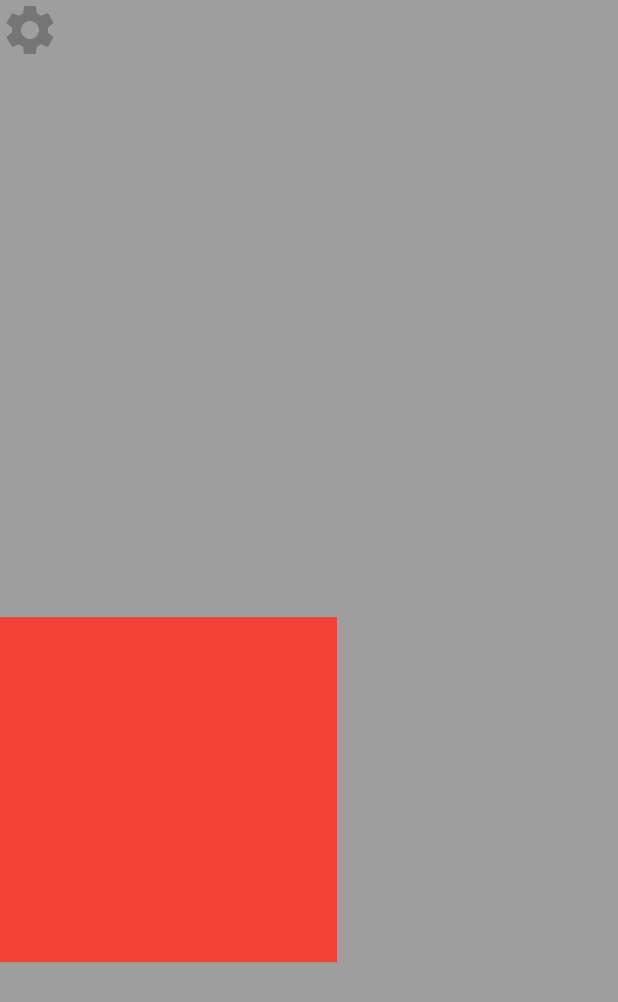
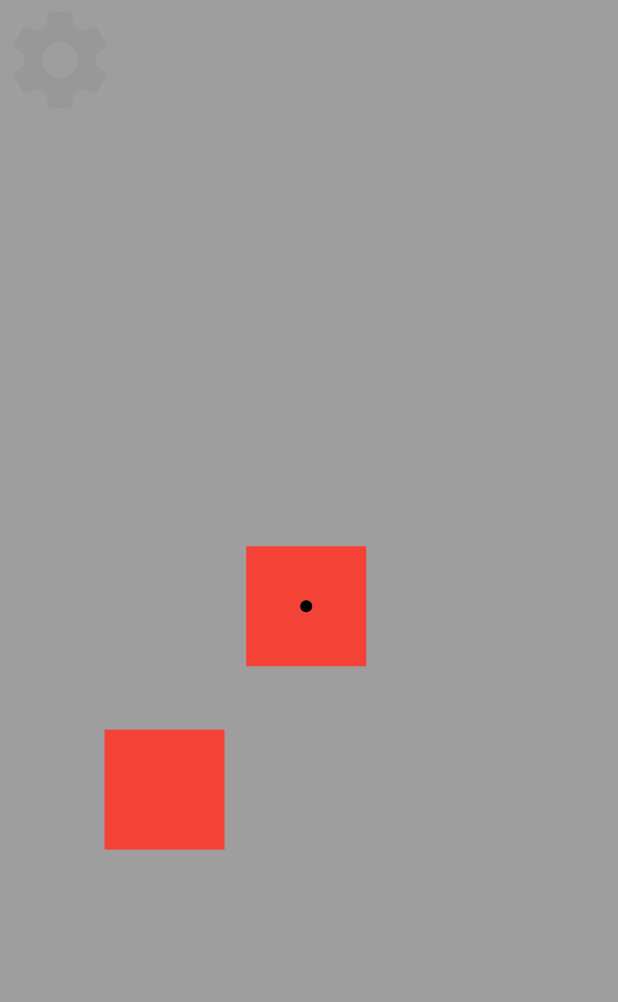
Before and after one commit to rhornig/parrot-trainer, a Flutter app: the screen it shows after launch, on a phone screen of 412 x 824 dp. Shown: the top 1002 px of the screen. Run offline on Flutter 3.47's test engine with Material 2 defaults, Android fonts, the light colour scheme and no system bars; missing offline and left inert: soundpool, soundpool_web; statements that could not run were skipped.

Commit message:
added negative target

```diff
--- a/lib/main.dart
+++ b/lib/main.dart
@@ -2,6 +2,7 @@ import 'dart:math';
 
 import 'package:flutter/material.dart';
 import 'package:flutter/services.dart';
+import 'package:flutter/widgets.dart';
 import 'package:provider/provider.dart';
 import 'package:soundpool/soundpool.dart';
 
@@ -14,14 +15,14 @@ Future<int> _loadSound(int soundNumber) async {
 }
 
 void playSound(int soundNumber) {
-  _soundPool.play(keySound[soundNumber - 1]);
+  _soundPool.play(keySound[soundNumber]);
 }
 
 Future<void> main() async {
   WidgetsFlutterBinding.ensureInitialized();
-  keySound = [for (int i = 1; i < 8; ++i) await _loadSound(i)];
+  keySound = [for (int i = 0; i < 8; ++i) await _loadSound(i)];
   runApp(ChangeNotifierProvider(
-    create: (context) => Settings(),
+    create: (context) => AppState(),
     child: ParrotTrainerApp(),
   ));
 }
@@ -39,8 +40,8 @@ class _ParrotTrainerAppState extends State<ParrotTrainerApp> {
     return MaterialApp(
       home: Scaffold(
         body: SafeArea(
-          child: Consumer<Settings>(builder: (context, settings, child) {
-            return TouchBackground(
+          child: Consumer<AppState>(builder: (context, settings, child) {
+            return TouchBackgroundWidget(
               settings,
               color: Colors.grey,
               onAlternateTouch: () {
@@ -48,7 +49,7 @@ class _ParrotTrainerAppState extends State<ParrotTrainerApp> {
                   settingsWidgetActive = !settingsWidgetActive;
                 });
               },
-              child: settingsWidgetActive ? SettingsWidget(settings) : TouchForeground(settings),
+              child: settingsWidgetActive ? SettingsWidget(settings) : TouchForegroundWidget(settings),
             );
           }),
         ),
@@ -57,101 +58,8 @@ class _ParrotTrainerAppState extends State<ParrotTrainerApp> {
   }
 }
 
-class TouchBackground extends StatelessWidget {
-  final Settings settings;
-  final Color color;
-  final Function()? onAlternateTouch;
-  final Widget child;
-
-  const TouchBackground(
-    this.settings, {
-    this.color = Colors.white,
-    required this.child,
-    this.onAlternateTouch,
-    Key? key,
-  }) : super(key: key);
-
-  @override
-  Widget build(BuildContext context) {
-    return Stack(
-      children: [
-        Container(color: color, child: child),
-        GestureDetector(
-            onLongPress: () => onAlternateTouch?.call(),
-            child: Icon(Icons.settings, size: 40, color: Colors.grey.shade600)),
-      ],
-    );
-  }
-}
-
-class TouchForeground extends StatelessWidget {
-  final Settings settings;
-
-  const TouchForeground(this.settings, {Key? key}) : super(key: key);
-
-  @override
-  Widget build(BuildContext context) {
-    return Center(
-      child: Stack(
-        children: [
-          for (final t in settings.targets)
-            TouchTarget(
-                xpct: t.x,
-                ypct: t.y,
-                color: t.color,
-                size: t.size,
-                onTouch: () {
-                  playSound(t.soundNo);
-                  settings.reposition();
-                }),
-          //TouchTarget(xpct: 75, ypct: 25, color: Colors.yellow, size: settings.targetSize, onTouch: () => playSound(3)),
-          //TouchTarget(xpct: 25, ypct: 75, color: Colors.green, size: settings.targetSize, onTouch: () => playSound(4)),
-          //TouchTarget(xpct: 75, ypct: 75, color: Colors.blue.shade900, size: settings.targetSize, onTouch: () => playSound(6)),
-        ],
-      ),
-    );
-  }
-}
-
-class TouchTarget extends StatelessWidget {
-  final double xpct;
-  final double ypct;
-  final Color color;
-  final double size;
-  final Function() onTouch;
-
-  const TouchTarget({
-    this.xpct = 50,
-    this.ypct = 50,
-    this.color = Colors.black,
-    this.size = 50,
-    required this.onTouch,
-    Key? key,
-  }) : super(key: key);
-
-  @override
-  Widget build(BuildContext context) {
-    return Positioned(
-      left: MediaQuery.of(context).size.width * xpct / 100 - size / 2,
-      top: MediaQuery.of(context).size.height * ypct / 100 - size / 2,
-      child: GestureDetector(
-        behavior: HitTestBehavior.opaque,
-        onTapDown: (_) => onTouch(),
-        onPanStart: (_) => onTouch(),
-        child: SizedBox(
-          width: size,
-          height: size,
-          child: Container(
-            color: color,
-          ),
-        ),
-      ),
-    );
-  }
-}
-
 class SettingsWidget extends StatelessWidget {
-  final Settings settings;
+  final AppState settings;
 
   const SettingsWidget(this.settings, {Key? key}) : super(key: key);
 
@@ -173,28 +81,131 @@ class SettingsWidget extends StatelessWidget {
   }
 }
 
-class Target {
-  final double x;
-  final double y;
-  final double size;
+class TouchBackgroundWidget extends StatelessWidget {
+  final AppState settings;
   final Color color;
-  final int soundNo;
+  final Function()? onAlternateTouch;
+  final Widget child;
 
-  Target({required this.x, required this.y, required this.size, required this.color, required this.soundNo});
+  const TouchBackgroundWidget(
+    this.settings, {
+    this.color = Colors.white,
+    required this.child,
+    this.onAlternateTouch,
+    Key? key,
+  }) : super(key: key);
+
+  @override
+  Widget build(BuildContext context) {
+    return Stack(
+      children: [
+        Container(color: color, child: child),
+        GestureDetector(
+            onLongPress: () => onAlternateTouch?.call(),
+            child: Icon(Icons.settings, size: 80, color: Colors.black.withAlpha(10))),
+      ],
+    );
+  }
+}
+
+class TouchForegroundWidget extends StatelessWidget {
+  final AppState settings;
+
+  const TouchForegroundWidget(this.settings, {Key? key}) : super(key: key);
+
+  @override
+  Widget build(BuildContext context) {
+    return Center(
+      child: Stack(
+        children: [
+          for (final targetConfig in settings.targets)
+            TouchTargetWidget(
+                config: targetConfig,
+                onTouch: () {
+                  playSound(targetConfig.soundNo);
+                  settings.reposition();
+                }),
+        ],
+      ),
+    );
+  }
+}
+
+class TouchTargetWidget extends StatelessWidget {
+  final TargetConfig config;
+  final Function() onTouch;
+
+  const TouchTargetWidget({
+    required this.config,
+    required this.onTouch,
+    Key? key,
+  }) : super(key: key);
+
+  @override
+  Widget build(BuildContext context) {
+    return Positioned(
+      left: MediaQuery.of(context).size.width * config.x / 100 - config.size / 2,
+      top: MediaQuery.of(context).size.height * config.y / 100 - config.size / 2,
+      child: GestureDetector(
+        behavior: HitTestBehavior.opaque,
+        onTapDown: (_) => onTouch(),
+        onPanStart: (_) => onTouch(),
+        child: SizedBox(
+          width: config.size,
+          height: config.size,
+          child: Container(
+            color: config.color,
+            child: Transform.scale(
+              scale: config.cueScale,
+              child: Container(
+                decoration: BoxDecoration(
+                  shape: BoxShape.circle,
+                  color: Colors.black.withAlpha(config.cueAlpha),
+                ),
+              ),
+            ),
+          ),
+        ),
+      ),
+    );
+  }
+}
+
+class TargetConfig {
+  double x;
+  double y;
+  double size;
+  Color color;
+  int soundNo;
+  double cueScale = 0;
+  int cueAlpha = 255;
+
+  TargetConfig({
+    required this.x,
+    required this.y,
+    required this.soundNo,
+    this.size = 80,
+    this.color = Colors.grey,
+    this.cueScale = 0,
+    this.cueAlpha = 255,
+  });
 }
 
 // settings data model
-class Settings extends ChangeNotifier {
+class AppState extends ChangeNotifier {
   final Random _rng = Random();
   final List<Color> colors = [Colors.red, Colors.yellow, Colors.green, Colors.blue.shade900];
 
-  List<Target> targets = [];
+  List<TargetConfig> targets = [
+    TargetConfig(x: 250, y: 250, color: Colors.red, cueScale: 0, soundNo: 0),
+    TargetConfig(x: 50, y: 50, color: Colors.red, cueScale: 0.1, soundNo: 1),
+  ];
 
-  Settings() {
+  AppState() {
     reposition();
   }
 
-  double _targetSize = 230.0;
+  double _targetSize = 80.0;
   double get targetSize => _targetSize;
   set targetSize(double targetSize) {
     _targetSize = targetSize;
@@ -203,14 +214,13 @@ class Settings extends ChangeNotifier {
   }
 
   void reposition() {
-    targets = [
-      Target(
-          x: 50 - 30 + _rng.nextDouble() * 60,
-          y: 50 - 30 + _rng.nextDouble() * 60,
-          size: _targetSize,
-          color: colors[0],
-          soundNo: 1),
-    ];
+    for (var t in targets) {
+      t
+        ..x = 50 - 30 + _rng.nextDouble() * 60
+        ..y = 50 - 30 + _rng.nextDouble() * 60
+        ..size = _targetSize
+        ..color = colors[0];
+    }
     notifyListeners();
   }
 }
```
Also changed, not shown: 4 other files.
